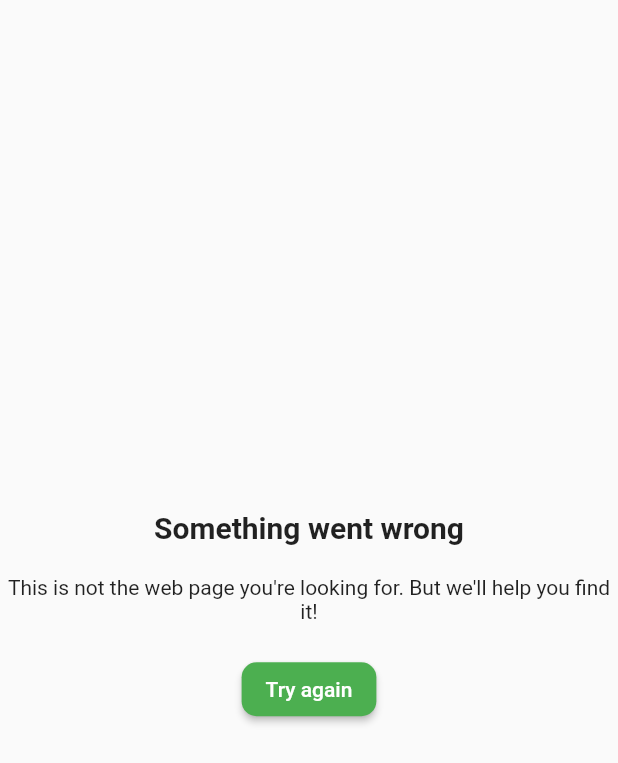
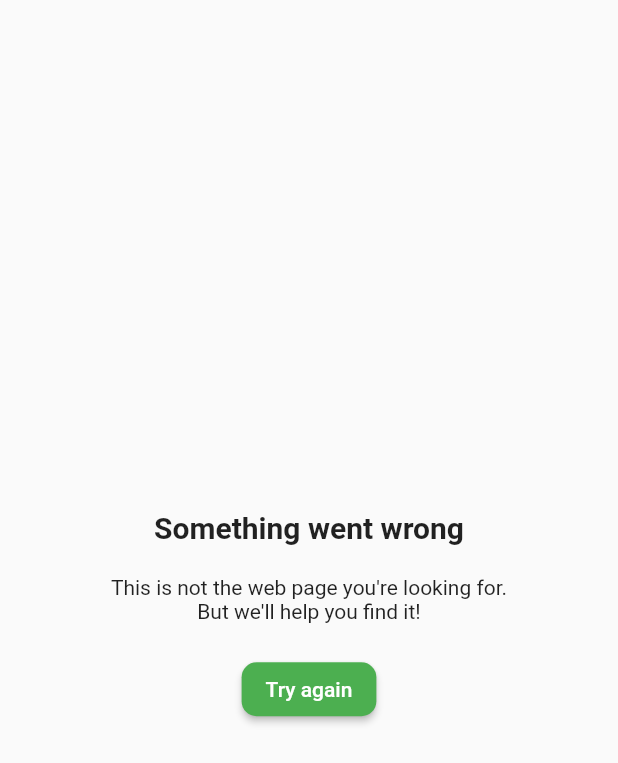
Before and after one commit to safadtm/myportfolio, a Flutter app: the screen it shows after launch, on a phone screen of 412 x 824 dp. Shown: the top 763 px of the screen. Run offline on Flutter 3.47's test engine with Material 2 defaults, Android fonts, the phone set to English and light mode, and no system bars.

```diff
--- a/lib/main.dart
+++ b/lib/main.dart
@@ -48,7 +48,12 @@ class MyHomePage extends StatelessWidget {
                 ),
                 const SizedBox(height: 20),
                 const Text(
-                  "This is not the web page you're looking for. But we'll help you find it!",
+                  "This is not the web page you're looking for.",
+                  style: TextStyle(fontSize: 14),
+                  textAlign: TextAlign.center,
+                ),
+                const Text(
+                  "But we'll help you find it!",
                   style: TextStyle(fontSize: 14),
                   textAlign: TextAlign.center,
                 ),
```
